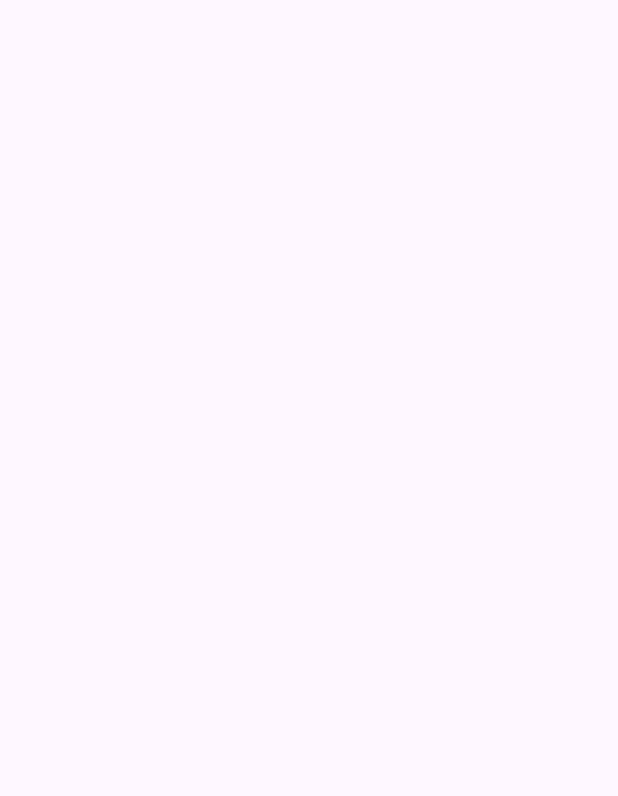
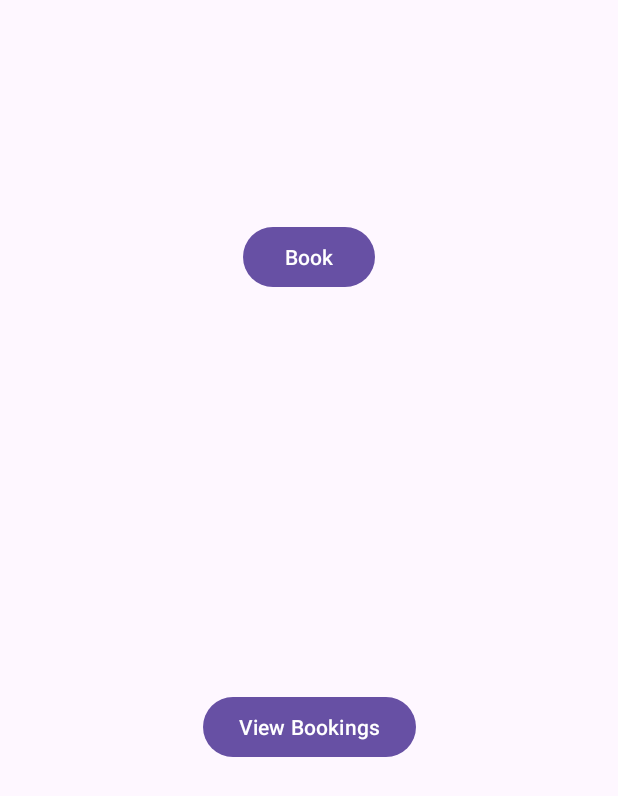
Before and after one commit to xqill275/MHA-Oliver-Long, an Android app: the ApointmentActivity screen opened directly, with no data from a screen before it, on a phone screen of 412 x 824 dp. Before the commit the part shown is empty. Shown: the top 796 px of the screen. Run offline under Robolectric (Android 15) with nearby library versions, the phone set to English and light mode, and no system bars.

Commit message:
users can now book apointments

```diff
--- a/MHA/app/src/main/AndroidManifest.xml
+++ b/MHA/app/src/main/AndroidManifest.xml
@@ -14,6 +14,9 @@
         android:roundIcon="@mipmap/ic_launcher_round"
         android:supportsRtl="true"
         android:theme="@style/Theme.MHA">
+        <activity
+            android:name=".BookActivity"
+            android:exported="false" />
         <activity
             android:name=".ApointmentActivity"
             android:exported="false" />
--- a/MHA/app/src/main/java/com/example/mha/ApointmentActivity.java
+++ b/MHA/app/src/main/java/com/example/mha/ApointmentActivity.java
@@ -1,6 +1,8 @@
 package com.example.mha;
 
+import android.content.Intent;
 import android.os.Bundle;
+import android.widget.Button;
 
 import androidx.activity.EdgeToEdge;
 import androidx.appcompat.app.AppCompatActivity;
@@ -9,7 +11,7 @@ import androidx.core.view.ViewCompat;
 import androidx.core.view.WindowInsetsCompat;
 
 public class ApointmentActivity extends AppCompatActivity {
-
+    Button ViewBtn, BookBtn;
     @Override
     protected void onCreate(Bundle savedInstanceState) {
         super.onCreate(savedInstanceState);
@@ -20,5 +22,19 @@ public class ApointmentActivity extends AppCompatActivity {
             v.setPadding(systemBars.left, systemBars.top, systemBars.right, systemBars.bottom);
             return insets;
         });
+
+        int userId = getIntent().getIntExtra("UserId", -1);
+
+        ViewBtn = findViewById(R.id.ViewBookingButton);
+        BookBtn = findViewById(R.id.BookButton);
+
+        BookBtn.setOnClickListener(v -> {
+            Intent Apointintent = new Intent(ApointmentActivity.this, BookActivity.class);
+            Apointintent.putExtra("UserId", userId);
+            startActivity(Apointintent);
+        });
+
+
     }
+
 }
--- a/MHA/app/src/main/java/com/example/mha/MainMenu.java
+++ b/MHA/app/src/main/java/com/example/mha/MainMenu.java
@@ -56,5 +56,6 @@ public class MainMenu extends AppCompatActivity {
         adminBtn.setOnClickListener(v ->
                 startActivity(new Intent(MainMenu.this, AdminPage.class))
         );
+
     }
 }
--- a/MHA/app/src/main/res/layout/activity_apointment.xml
+++ b/MHA/app/src/main/res/layout/activity_apointment.xml
@@ -7,4 +7,23 @@
     android:layout_height="match_parent"
     tools:context=".ApointmentActivity">
 
+    <Button
+        android:id="@+id/BookButton"
+        android:layout_width="wrap_content"
+        android:layout_height="wrap_content"
+        android:layout_marginTop="147dp"
+        android:text="Book"
+        app:layout_constraintEnd_toEndOf="parent"
+        app:layout_constraintStart_toStartOf="parent"
+        app:layout_constraintTop_toTopOf="parent" />
+
+    <Button
+        android:id="@+id/ViewBookingButton"
+        android:layout_width="wrap_content"
+        android:layout_height="wrap_content"
+        android:layout_marginBottom="315dp"
+        android:text="View Bookings"
+        app:layout_constraintBottom_toBottomOf="parent"
+        app:layout_constraintEnd_toEndOf="parent"
+        app:layout_constraintStart_toStartOf="parent" />
 </androidx.constraintlayout.widget.ConstraintLayout>
--- a/MHA/app/src/main/res/values/strings.xml
+++ b/MHA/app/src/main/res/values/strings.xml
@@ -3,4 +3,9 @@
     <string name="prompt_select_user">Select user</string>
     <string name="prompt_select_role">Select new role</string>
     <string name="prompt_select_hospital">Select Hospital</string>
+    <string-array name="filter_options">
+        <item>All Locations</item>
+        <item>By Hospital</item>
+        <item>By Location</item>
+    </string-array>
 </resources>
```
Also changed, not shown: MHA/app/src/main/java/com/example/mha/BookActivity.java (added, +181 -0 lines), MHA/app/src/main/java/com/example/mha/network/ApiService.java (+7 -0 lines), MHA/app/src/main/res/layout/activity_book.xml (added, +71 -0 lines).
